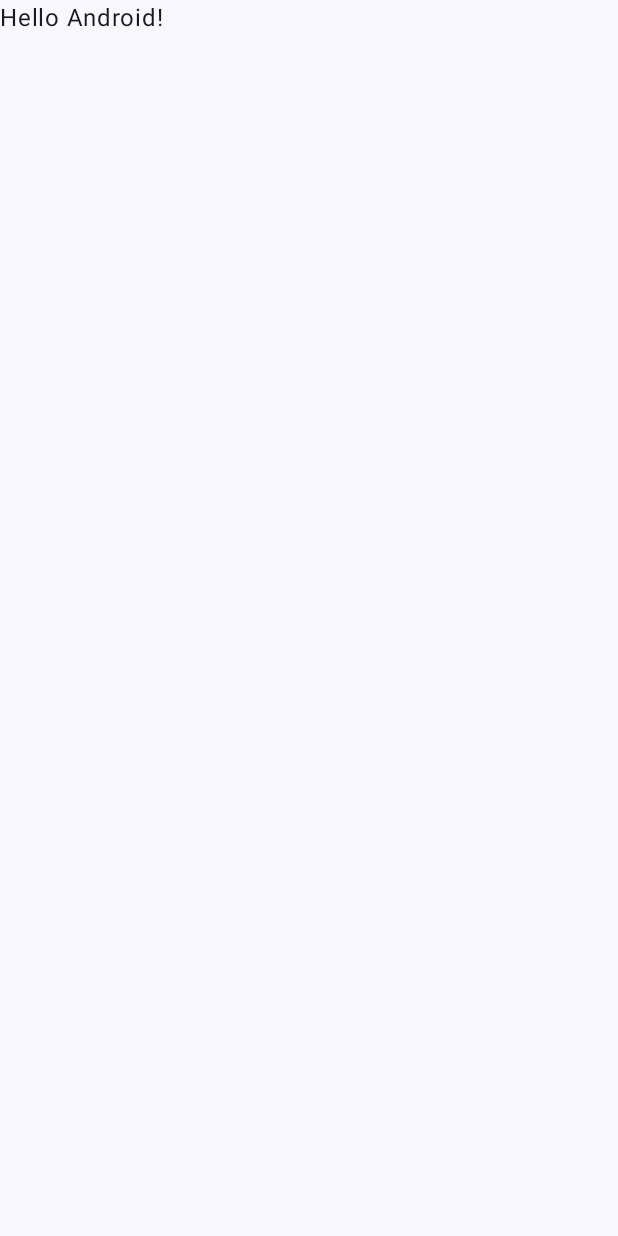
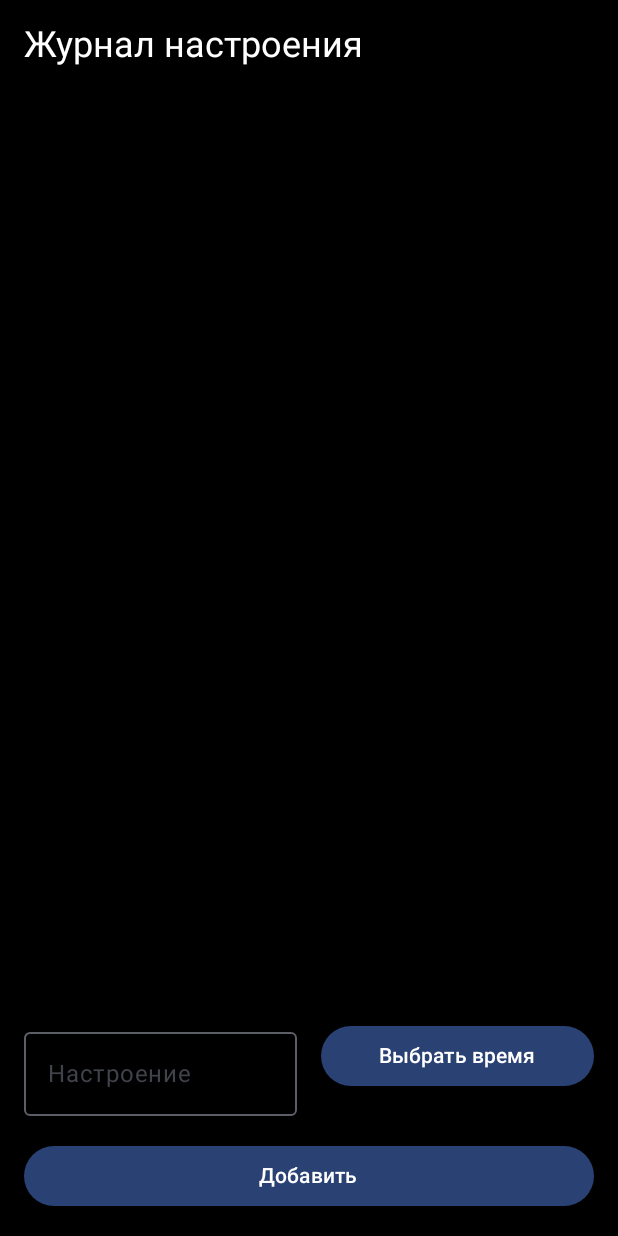
Before and after one commit to Miksxr/PastimeRush, an Android app built with Jetpack Compose: the screen it shows after launch (MainActivity), on a phone screen of 412 x 824 dp. Before the commit the screen is almost empty. Run offline under Robolectric (Android 15) with nearby library versions, the phone set to English and light mode, and no system bars; our stand-ins replace Room's generated code.

Commit message:
Initial commit

```diff
--- a/app/src/main/java/com/example/pastimerush/MainActivity.kt
+++ b/app/src/main/java/com/example/pastimerush/MainActivity.kt
@@ -3,43 +3,33 @@ package com.example.pastimerush
 import android.os.Bundle
 import androidx.activity.ComponentActivity
 import androidx.activity.compose.setContent
-import androidx.compose.foundation.layout.fillMaxSize
+import androidx.activity.viewModels
 import androidx.compose.material3.MaterialTheme
 import androidx.compose.material3.Surface
-import androidx.compose.material3.Text
-import androidx.compose.runtime.Composable
-import androidx.compose.ui.Modifier
-import androidx.compose.ui.tooling.preview.Preview
+import androidx.room.Room
+import com.example.pastimerush.database.MoodDatabase
 import com.example.pastimerush.ui.theme.PastimeRushTheme
+import com.example.pastimerush.viewmodel.MoodRepository
+import com.example.pastimerush.viewmodel.MoodViewModel
+import com.example.pastimerush.viewmodel.MoodViewModelFactory
 
 class MainActivity : ComponentActivity() {
     override fun onCreate(savedInstanceState: Bundle?) {
         super.onCreate(savedInstanceState)
+        val db = Room.databaseBuilder(
+            applicationContext,
+            MoodDatabase::class.java, "mood-database"
+        ).build()
+        val repository = MoodRepository(db.moodEntryDao())
+        val viewModelFactory = MoodViewModelFactory(repository)
+        val viewModel: MoodViewModel by viewModels { viewModelFactory }
+
         setContent {
             PastimeRushTheme {
-                Surface(
-                    modifier = Modifier.fillMaxSize(),
-                    color = MaterialTheme.colorScheme.background
-                ) {
-                    Greeting("Android")
+                Surface(color = MaterialTheme.colorScheme.background) {
+                    MoodJournalScreen(viewModel)
                 }
             }
         }
     }
 }
-
-@Composable
-fun Greeting(name: String, modifier: Modifier = Modifier) {
-    Text(
-        text = "Hello $name!",
-        modifier = modifier
-    )
-}
-
-@Preview(showBackground = true)
-@Composable
-fun GreetingPreview() {
-    PastimeRushTheme {
-        Greeting("Android")
-    }
-}
--- /dev/null
+++ b/app/src/main/java/com/example/pastimerush/MoodJournalScreen.kt
@@ -0,0 +1,129 @@
+package com.example.pastimerush
+
+import android.annotation.SuppressLint
+import android.app.TimePickerDialog
+import android.content.Context
+import androidx.compose.foundation.background
+import androidx.compose.foundation.layout.Arrangement
+import androidx.compose.foundation.layout.Box
+import androidx.compose.foundation.layout.Column
+import androidx.compose.foundation.layout.Row
+import androidx.compose.foundation.layout.fillMaxSize
+import androidx.compose.foundation.layout.fillMaxWidth
+import androidx.compose.foundation.layout.padding
+import androidx.compose.foundation.lazy.LazyColumn
+import androidx.compose.foundation.lazy.items
+import androidx.compose.foundation.text.BasicTextField
+import androidx.compose.material3.Button
+import androidx.compose.material3.ButtonDefaults
+import androidx.compose.material3.Card
+import androidx.compose.material3.ExperimentalMaterial3Api
+import androidx.compose.material3.MaterialTheme
+import androidx.compose.material3.OutlinedTextField
+import androidx.compose.material3.OutlinedTextFieldDefaults
+import androidx.compose.material3.Surface
+import androidx.compose.material3.Text
+import androidx.compose.material3.TextFieldDefaults
+import androidx.compose.runtime.Composable
+import androidx.compose.runtime.getValue
+import androidx.compose.runtime.mutableStateOf
+import androidx.compose.runtime.remember
+import androidx.compose.runtime.setValue
+import androidx.compose.ui.Modifier
+import androidx.compose.ui.graphics.Color
+import androidx.compose.ui.platform.LocalContext
+import androidx.compose.ui.text.TextStyle
+import androidx.compose.ui.text.input.TextFieldValue
+import androidx.compose.ui.unit.dp
+import androidx.compose.ui.unit.sp
+import com.example.pastimerush.database.MoodEntry
+import com.example.pastimerush.viewmodel.MoodViewModel
+
+
+@Composable
+fun MoodJournalScreen(viewModel: MoodViewModel) {
+    var moodText by remember { mutableStateOf(TextFieldValue("")) }
+    var dateText by remember { mutableStateOf(TextFieldValue("")) }
+    val context = LocalContext.current
+
+    Box(modifier = Modifier.background(Color.Black)) { // Задний фон теперь черный
+        Column(modifier = Modifier
+            .fillMaxSize()
+            .padding(16.dp)) {
+
+            Text(
+                text = "Журнал настроения",
+                style = TextStyle(fontSize = 24.sp, color = Color.White), // Текст теперь белый
+                modifier = Modifier.padding(bottom = 16.dp)
+            )
+
+            LazyColumn(
+                modifier = Modifier
+                    .weight(1f)
+                    .padding(bottom = 16.dp)
+            ) {
+                items(viewModel.moodEntries) { moodEntry ->
+                    Surface(
+                        modifier = Modifier
+                            .fillMaxWidth()
+                            .padding(vertical = 4.dp),
+                        color = Color.White // Изменен цвет фона элемента списка
+                    ) {
+                        Text(
+                            text = "${moodEntry.date}: ${moodEntry.mood}",
+                            modifier = Modifier.padding(16.dp),
+                            color = Color.Black // Текст теперь белый
+                        )
+                    }
+                }
+            }
+
+            Row(
+                modifier = Modifier.fillMaxWidth(),
+                horizontalArrangement = Arrangement.SpaceBetween
+            ) {
+                OutlinedTextField(
+                    value = moodText,
+                    onValueChange = { moodText = it },
+                    label = { Text("Настроение") },
+                    textStyle = TextStyle(color = Color.White),
+                    modifier = Modifier
+                        .weight(1f)
+                        .padding(end = 8.dp),
+                )
+                Button(onClick = {
+                    showTimePicker(context) { time ->
+                        dateText = TextFieldValue(time)
+                    }
+                }, modifier = Modifier
+                    .weight(1f)
+                    .padding(start = 8.dp)) {
+                    Text("Выбрать время")
+                }
+            }
+
+            Button(
+                onClick = {
+                    if (moodText.text.isNotEmpty() && dateText.text.isNotEmpty()) {
+                        viewModel.addMoodEntry(MoodEntry(date = dateText.text, mood = moodText.text))
+                        moodText = TextFieldValue("")
+                        dateText = TextFieldValue("")
+                    }
+                },
+                modifier = Modifier
+                    .padding(top = 16.dp)
+                    .fillMaxWidth()
+            ) {
+                Text("Добавить")
+            }
+        }
+    }
+}
+
+@SuppressLint("NewApi")
+private fun showTimePicker(context: Context, onTimeSelected: (String) -> Unit) {
+    val timePickerDialog = TimePickerDialog(context, { _, hourOfDay, minute ->
+        onTimeSelected("$hourOfDay:$minute")
+    }, 12, 0, true)
+    timePickerDialog.show()
+}
--- a/app/src/main/java/com/example/pastimerush/ui/theme/Theme.kt
+++ b/app/src/main/java/com/example/pastimerush/ui/theme/Theme.kt
@@ -25,22 +25,11 @@ private val LightColorScheme = lightColorScheme(
     primary = Purple40,
     secondary = PurpleGrey40,
     tertiary = Pink40
-
-    /* Other default colors to override
-    background = Color(0xFFFFFBFE),
-    surface = Color(0xFFFFFBFE),
-    onPrimary = Color.White,
-    onSecondary = Color.White,
-    onTertiary = Color.White,
-    onBackground = Color(0xFF1C1B1F),
-    onSurface = Color(0xFF1C1B1F),
-    */
 )
 
 @Composable
 fun PastimeRushTheme(
     darkTheme: Boolean = isSystemInDarkTheme(),
-    // Dynamic color is available on Android 12+
     dynamicColor: Boolean = true,
     content: @Composable () -> Unit
 ) {
@@ -49,7 +38,6 @@ fun PastimeRushTheme(
             val context = LocalContext.current
             if (darkTheme) dynamicDarkColorScheme(context) else dynamicLightColorScheme(context)
         }
-
         darkTheme -> DarkColorScheme
         else -> LightColorScheme
     }
--- /dev/null
+++ b/app/src/main/java/com/example/pastimerush/viewmodel/MoodRepository.kt
@@ -0,0 +1,9 @@
+package com.example.pastimerush.viewmodel
+
+import com.example.pastimerush.database.MoodEntry
+import com.example.pastimerush.database.MoodEntryDao
+
+class MoodRepository(private val moodEntryDao: MoodEntryDao) {
+    suspend fun getAllMoodEntries() = moodEntryDao.getAll()
+    suspend fun insertMoodEntry(moodEntry: MoodEntry) = moodEntryDao.insert(moodEntry)
+}
--- /dev/null
+++ b/app/src/main/java/com/example/pastimerush/viewmodel/MoodViewModel.kt
@@ -0,0 +1,24 @@
+package com.example.pastimerush.viewmodel
+
+import androidx.compose.runtime.mutableStateListOf
+import androidx.lifecycle.ViewModel
+import androidx.lifecycle.viewModelScope
+import com.example.pastimerush.database.MoodEntry
+import kotlinx.coroutines.launch
+
+class MoodViewModel(private val repository: MoodRepository) : ViewModel() {
+    val moodEntries = mutableStateListOf<MoodEntry>()
+
+    init {
+        viewModelScope.launch {
+            moodEntries.addAll(repository.getAllMoodEntries())
+        }
+    }
+
+    fun addMoodEntry(moodEntry: MoodEntry) {
+        viewModelScope.launch {
+            repository.insertMoodEntry(moodEntry)
+            moodEntries.add(moodEntry)
+        }
+    }
+}
--- /dev/null
+++ b/app/src/main/java/com/example/pastimerush/viewmodel/MoodViewModelFactory.kt
@@ -0,0 +1,14 @@
+package com.example.pastimerush.viewmodel
+
+import androidx.lifecycle.ViewModel
+import androidx.lifecycle.ViewModelProvider
+
+class MoodViewModelFactory(private val repository: MoodRepository) : ViewModelProvider.Factory {
+    @Suppress("UNCHECKED_CAST")
+    override fun <T : ViewModel> create(modelClass: Class<T>): T {
+        if (modelClass.isAssignableFrom(MoodViewModel::class.java)) {
+            return MoodViewModel(repository) as T
+        }
+        throw IllegalArgumentException("Unknown ViewModel class")
+    }
+}
```
